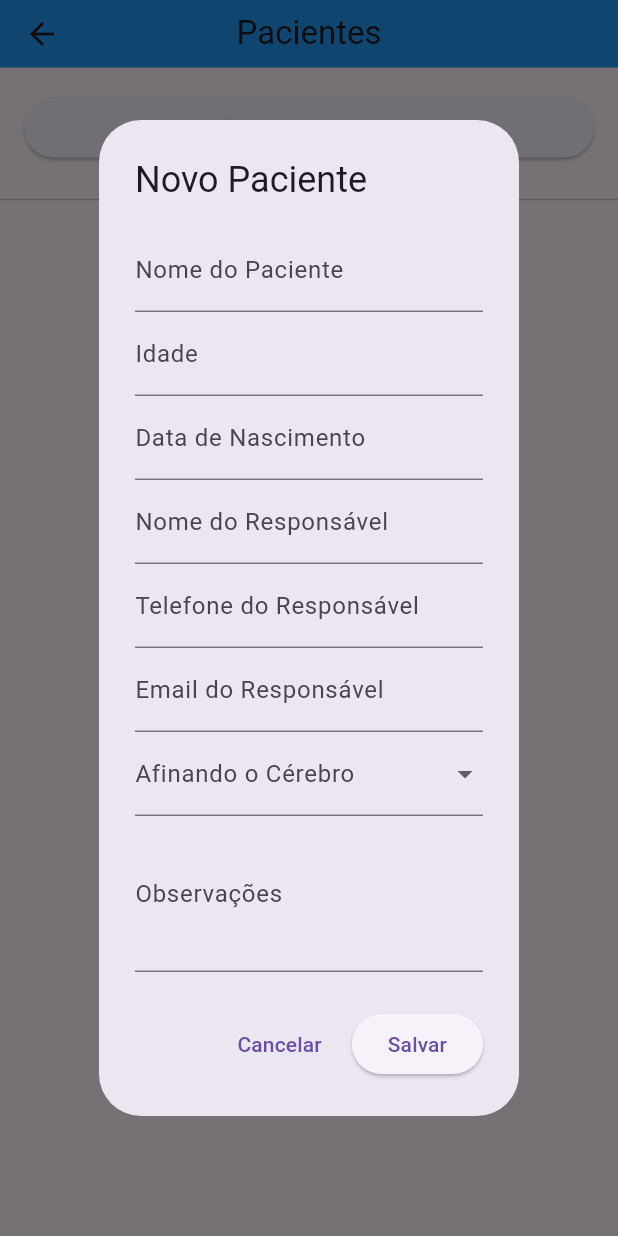
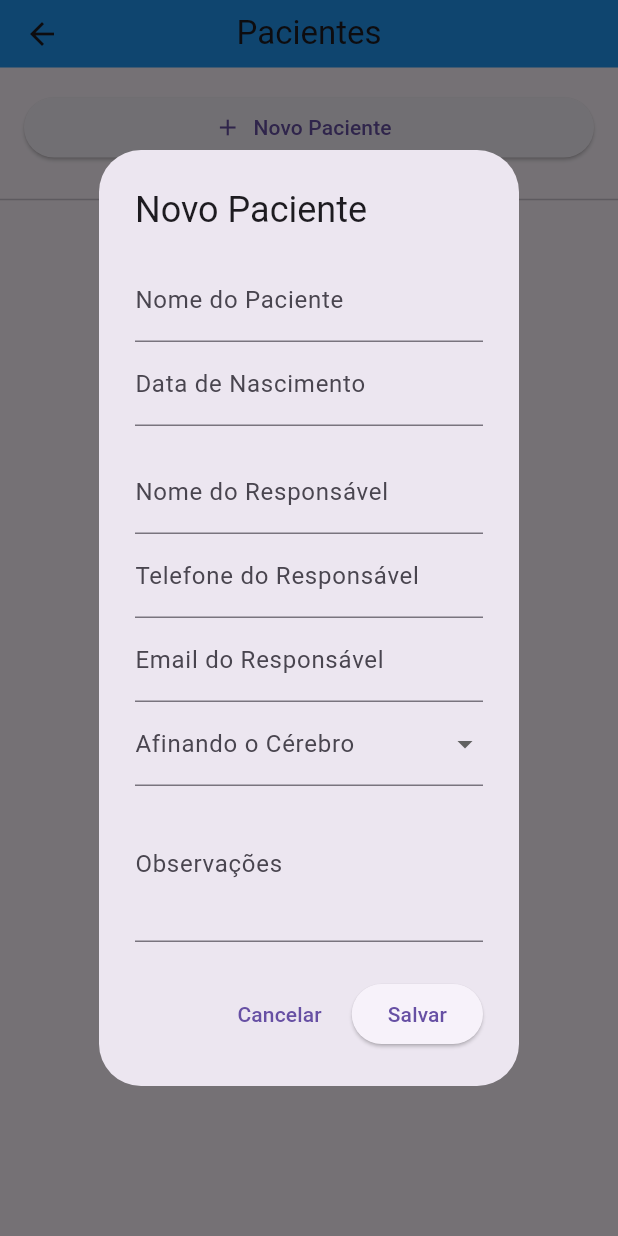
Before and after one commit to 11ange/AgendaTreinamento, a Flutter app: the PacientesPage screen opened directly, after a tap on "Novo Paciente", on a phone screen of 412 x 824 dp. Run offline on Flutter 3.47's test engine with Material 3 defaults, Android fonts, the phone set to English and light mode, and no system bars; our stand-ins replace cloud_firestore, firebase_core, table_calendar; accounts and stored records are empty.

Commit message:
campos obrigatorios e idade tela cadastro pacientes

```diff
--- a/lib/pacientes.dart
+++ b/lib/pacientes.dart
@@ -12,13 +12,22 @@ class PacientesPage extends StatefulWidget {
 
 class _PacientesPageState extends State<PacientesPage> {
 
+  // Função para calcular a idade
+  int _calculateAge(DateTime birthDate) {
+    final today = DateTime.now();
+    int age = today.year - birthDate.year;
+    if (today.month < birthDate.month ||
+        (today.month == birthDate.month && today.day < birthDate.day)) {
+      age--;
+    }
+    return age;
+  }
+
   Future<void> _showAddOrEditPacienteDialog({String? docId, Map<String, dynamic>? initialData}) async {
     final formKey = GlobalKey<FormState>();
     final isEditing = docId != null;
 
-    // Controllers com os dados iniciais (se for edição)
     final nomeController = TextEditingController(text: initialData?['nome'] ?? '');
-    final idadeController = TextEditingController(text: initialData?['idade']?.toString() ?? '');
     final dataNascimentoController = TextEditingController(text: initialData?['dataNascimento'] ?? '');
     final nomeResponsavelController = TextEditingController(text: initialData?['nomeResponsavel'] ?? '');
     final telefoneResponsavelController = TextEditingController(text: initialData?['telefoneResponsavel'] ?? '');
@@ -26,10 +35,18 @@ class _PacientesPageState extends State<PacientesPage> {
     final observacoesController = TextEditingController(text: initialData?['observacoes'] ?? '');
     String? afinandoCerebroValue = initialData?['afinandoCerebro'];
 
+    int? calculatedAge;
+    if (initialData?['dataNascimento'] != null && initialData!['dataNascimento'].isNotEmpty) {
+      final birthDate = DateFormat('dd/MM/yyyy').parse(initialData['dataNascimento']);
+      calculatedAge = _calculateAge(birthDate);
+    }
 
     return showDialog(
       context: context,
       builder: (context) {
+        // Usando StatefulBuilder para atualizar a idade em tempo real dentro do dialog
+        return StatefulBuilder(
+          builder: (context, setStateInDialog) {
             return AlertDialog(
               title: Text(isEditing ? 'Editar Paciente' : 'Novo Paciente'),
               content: Form(
@@ -44,15 +61,14 @@ class _PacientesPageState extends State<PacientesPage> {
                         validator: (v) => (v == null || v.isEmpty) ? 'Campo obrigatório' : null,
                       ),
                       TextFormField(
-                    controller: idadeController,
-                    decoration: const InputDecoration(labelText: 'Idade'),
-                    keyboardType: TextInputType.number,
-                  ),
-                  TextFormField(
                         controller: dataNascimentoController,
                         decoration: const InputDecoration(labelText: 'Data de Nascimento', hintText: 'DD/MM/AAAA'),
                         readOnly: true,
+                        validator: (v) => (v == null || v.isEmpty) ? 'Campo obrigatório' : null,
                         onTap: () async {
+                          // Esconde o teclado antes de abrir o date picker
+                          FocusScope.of(context).requestFocus(FocusNode());
+
                           DateTime? pickedDate = await showDatePicker(
                             context: context,
                             initialDate: DateTime.now(),
@@ -61,10 +77,25 @@ class _PacientesPageState extends State<PacientesPage> {
                             locale: const Locale('pt', 'BR'),
                           );
                           if (pickedDate != null) {
+                            // Atualiza o controller e a idade na tela
+                            setStateInDialog(() {
                               dataNascimentoController.text = DateFormat('dd/MM/yyyy').format(pickedDate);
+                              calculatedAge = _calculateAge(pickedDate);
+                            });
                           }
                         },
                       ),
+                      const SizedBox(height: 8),
+                      // Campo para exibir a idade calculada
+                      if (calculatedAge != null)
+                        Align(
+                          alignment: Alignment.centerLeft,
+                          child: Text(
+                            'Idade: $calculatedAge anos',
+                            style: TextStyle(color: Colors.grey.shade700, fontStyle: FontStyle.italic),
+                          ),
+                        ),
+                      const SizedBox(height: 8),
                       TextFormField(
                         controller: nomeResponsavelController,
                         decoration: const InputDecoration(labelText: 'Nome do Responsável'),
@@ -74,16 +105,13 @@ class _PacientesPageState extends State<PacientesPage> {
                         controller: telefoneResponsavelController,
                         decoration: const InputDecoration(labelText: 'Telefone do Responsável'),
                         keyboardType: TextInputType.phone,
-                     validator: (v) => (v == null || v.isEmpty) ? 'Campo obrigatório' : null,
                       ),
                       TextFormField(
                         controller: emailResponsavelController,
                         decoration: const InputDecoration(labelText: 'Email do Responsável'),
                         keyboardType: TextInputType.emailAddress,
                       ),
-                  // Usando StatefulBuilder para o Dropdown funcionar dentro do AlertDialog
-                  StatefulBuilder(builder: (context, setStateInDialog) {
-                    return DropdownButtonFormField<String>(
+                      DropdownButtonFormField<String>(
                         value: afinandoCerebroValue,
                         decoration: const InputDecoration(labelText: 'Afinando o Cérebro'),
                         items: const [
@@ -97,8 +125,7 @@ class _PacientesPageState extends State<PacientesPage> {
                           });
                         },
                         validator: (v) => v == null ? 'Campo obrigatório' : null,
-                    );
-                  }),
+                      ),
                       TextFormField(
                         controller: observacoesController,
                         decoration: const InputDecoration(labelText: 'Observações'),
@@ -115,7 +142,7 @@ class _PacientesPageState extends State<PacientesPage> {
                     if(formKey.currentState!.validate()){
                       final pacienteData = {
                         'nome': nomeController.text,
-                    'idade': int.tryParse(idadeController.text) ?? 0,
+                        'idade': calculatedAge,
                         'dataNascimento': dataNascimentoController.text,
                         'nomeResponsavel': nomeResponsavelController.text,
                         'telefoneResponsavel': telefoneResponsavelController.text,
@@ -136,6 +163,8 @@ class _PacientesPageState extends State<PacientesPage> {
                   child: const Text('Salvar'),
                 ),
               ],
+            );
+          },
         );
       },
     );
@@ -236,9 +265,6 @@ class _PacientesPageState extends State<PacientesPage> {
                             Text('Telefone: ${data['telefoneResponsavel'] ?? 'N/A'}'),
                           ],
                         ),
-                        // =======================================================================
-                        // ONTAP MODIFICADO: Navega para a tela de evolução
-                        // =======================================================================
                         onTap: () {
                           Navigator.push(
                             context,
```
Lines whose indentation alone changed are shown as unchanged.
